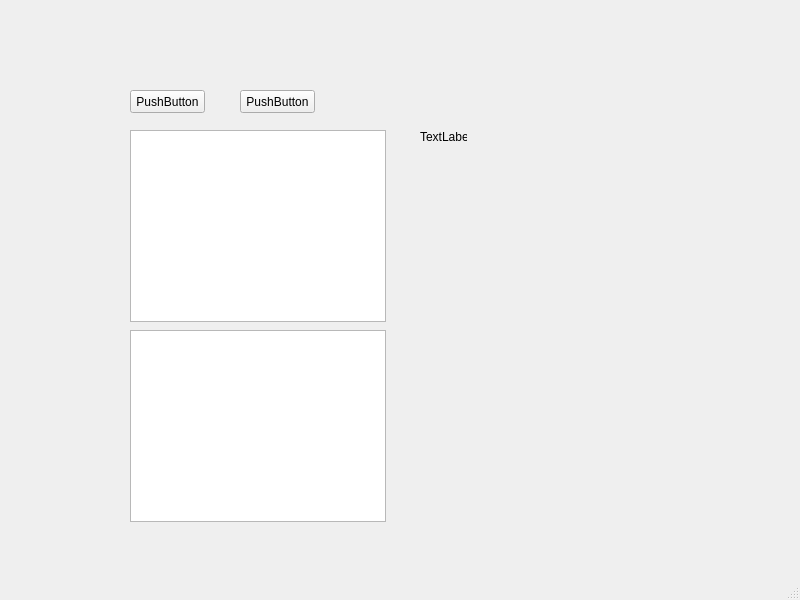
First picture: the form in ui_mainWindow.ui, repository Solovova/python_shablon_Qt5, before the edit.
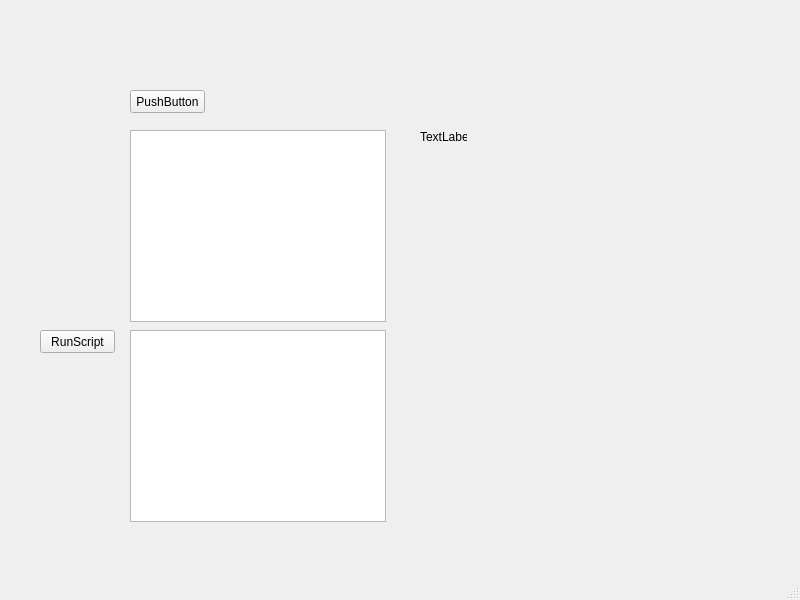
Second picture: the form after the edit.

```diff
--- a/ui_mainWindow.ui
+++ b/ui_mainWindow.ui
@@ -30,14 +30,14 @@
    <widget class="QPushButton" name="pushButton_2">
     <property name="geometry">
      <rect>
-      <x>240</x>
-      <y>90</y>
+      <x>40</x>
+      <y>330</y>
       <width>75</width>
       <height>23</height>
      </rect>
     </property>
     <property name="text">
-     <string>PushButton</string>
+     <string>RunScript</string>
     </property>
    </widget>
    <widget class="QTextBrowser" name="textBrowser">
```
Left out of the diff: 2 changed lines with no effect on the pictures.
